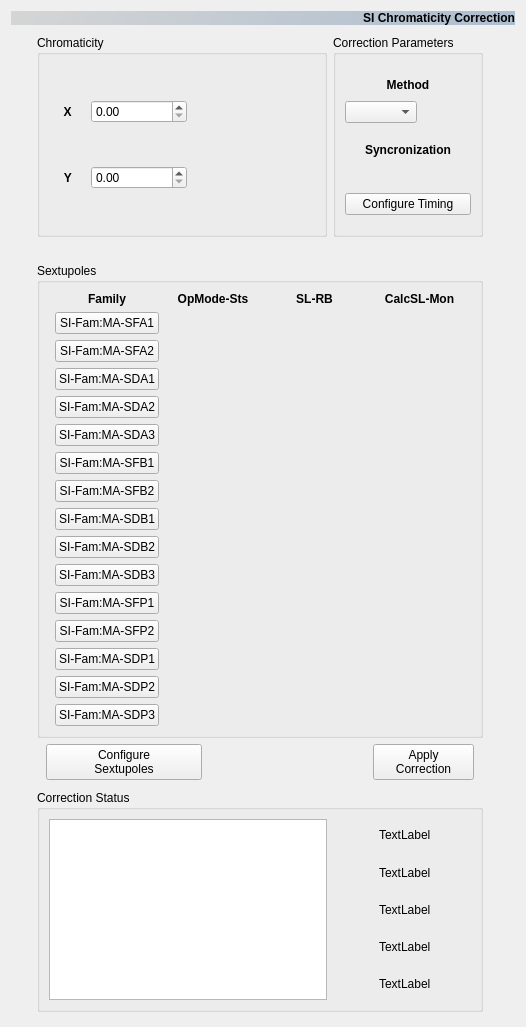
Qt form pyqt-apps/siriushla/as_ap_opticscorr/ui_si_ap_chromcorr.ui (lnls-sirius/hla) before a commit.
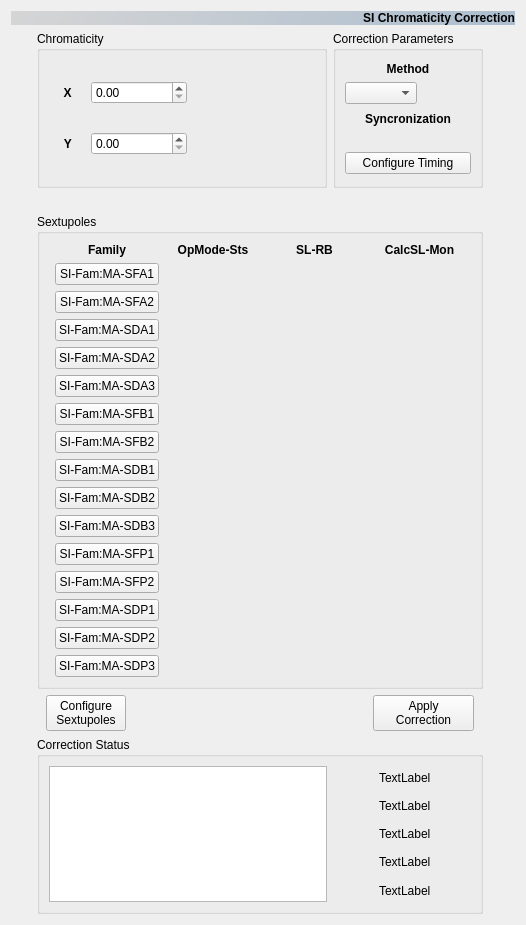
The same form after that commit. Custom widgets are drawn as their Qt base class.

What changed in the file:
```diff
--- a/pyqt-apps/siriushla/as_ap_opticscorr/ui_si_ap_chromcorr.ui
+++ b/pyqt-apps/siriushla/as_ap_opticscorr/ui_si_ap_chromcorr.ui
@@ -7,7 +7,7 @@
     <x>0</x>
     <y>0</y>
     <width>526</width>
-    <height>1027</height>
+    <height>925</height>
    </rect>
   </property>
   <property name="minimumSize">
@@ -80,7 +80,7 @@
         <property name="minimumSize">
          <size>
           <width>0</width>
-          <height>172</height>
+          <height>0</height>
          </size>
         </property>
         <property name="toolTip">
@@ -90,7 +90,12 @@
          <string/>
         </property>
         <property name="styleSheet">
-         <string notr="true">min-height:12em;</string>
+         <string notr="true">QListWidget{
+min-height:12em;
+}</string>
+        </property>
+        <property name="sizeAdjustPolicy">
+         <enum>QAbstractScrollArea::AdjustIgnored</enum>
         </property>
         <property name="channel" stdset="0">
          <string>${PREFIX}SI-Glob:AP-ChromCorr:Log-Mon</string>
@@ -314,6 +319,16 @@
           <height>0</height>
          </size>
         </property>
+        <property name="maximumSize">
+         <size>
+          <width>16777215</width>
+          <height>16777215</height>
+         </size>
+        </property>
+        <property name="styleSheet">
+         <string notr="true">min-width:8em;
+max-width:8em;</string>
+        </property>
         <property name="text">
          <string>SI-Fam:MA-SFA1</string>
         </property>
@@ -327,6 +342,16 @@
           <height>0</height>
          </size>
         </property>
+        <property name="maximumSize">
+         <size>
+          <width>16777215</width>
+          <height>16777215</height>
+         </size>
+        </property>
+        <property name="styleSheet">
+         <string notr="true">min-width:8em;
+max-width:8em;</string>
+        </property>
         <property name="text">
          <string>SI-Fam:MA-SFA2</string>
         </property>
@@ -340,6 +365,16 @@
           <height>0</height>
          </size>
         </property>
+        <property name="maximumSize">
+         <size>
+          <width>16777215</width>
+          <height>16777215</height>
+         </size>
+        </property>
+        <property name="styleSheet">
+         <string notr="true">min-width:8em;
+max-width:8em;</string>
+        </property>
         <property name="text">
          <string>SI-Fam:MA-SDP2</string>
         </property>
@@ -353,6 +388,16 @@
           <height>0</height>
          </size>
         </property>
+        <property name="maximumSize">
+         <size>
+          <width>16777215</width>
+          <height>16777215</height>
+         </size>
+        </property>
+        <property name="styleSheet">
+         <string notr="true">min-width:8em;
+max-width:8em;</string>
+        </property>
         <property name="text">
          <string>SI-Fam:MA-SDP3</string>
         </property>
@@ -403,6 +448,16 @@
           <height>0</height>
          </size>
         </property>
+        <property name="maximumSize">
+         <size>
+          <width>16777215</width>
+          <height>16777215</height>
+         </size>
+        </property>
+        <property name="styleSheet">
+         <string notr="true">min-width:8em;
+max-width:8em;</string>
+        </property>
         <property name="text">
          <string>SI-Fam:MA-SDP1</string>
         </property>
@@ -678,6 +733,16 @@
           <height>0</height>
          </size>
         </property>
+        <property name="maximumSize">
+         <size>
+          <width>16777215</width>
+          <height>16777215</height>
+         </size>
+        </property>
+        <property name="styleSheet">
+         <string notr="true">min-width:8em;
+max-width:8em;</string>
+        </property>
         <property name="text">
          <string>SI-Fam:MA-SDA3</string>
         </property>
@@ -691,6 +756,16 @@
           <height>0</height>
          </size>
         </property>
+        <property name="maximumSize">
+         <size>
+          <width>16777215</width>
+          <height>16777215</height>
+         </size>
+        </property>
+        <property name="styleSheet">
+         <string notr="true">min-width:8em;
+max-width:8em;</string>
+        </property>
         <property name="text">
          <string>SI-Fam:MA-SFB1</string>
         </property>
@@ -704,6 +779,16 @@
           <height>0</height>
          </size>
         </property>
+        <property name="maximumSize">
+         <size>
+          <width>16777215</width>
+          <height>16777215</height>
+         </size>
+        </property>
+        <property name="styleSheet">
+         <string notr="true">min-width:8em;
+max-width:8em;</string>
+        </property>
         <property name="text">
          <string>SI-Fam:MA-SFB2</string>
         </property>
@@ -717,6 +802,16 @@
           <height>0</height>
          </size>
         </property>
+        <property name="maximumSize">
+         <size>
+          <width>16777215</width>
+          <height>16777215</height>
+         </size>
+        </property>
+        <property name="styleSheet">
+         <string notr="true">min-width:8em;
+max-width:8em;</string>
+        </property>
         <property name="text">
          <string>SI-Fam:MA-SDB1</string>
         </property>
@@ -730,6 +825,16 @@
           <height>0</height>
          </size>
         </property>
+        <property name="maximumSize">
+         <size>
+          <width>16777215</width>
+          <height>16777215</height>
+         </size>
+        </property>
+        <property name="styleSheet">
+         <string notr="true">min-width:8em;
+max-width:8em;</string>
+        </property>
         <property name="text">
          <string>SI-Fam:MA-SFP2</string>
         </property>
@@ -743,6 +848,16 @@
           <height>0</height>
          </size>
         </property>
+        <property name="maximumSize">
+         <size>
+          <width>16777215</width>
+          <height>16777215</height>
+         </size>
+        </property>
+        <property name="styleSheet">
+         <string notr="true">min-width:8em;
+max-width:8em;</string>
+        </property>
         <property name="text">
          <string>SI-Fam:MA-SDA2</string>
         </property>
@@ -756,6 +871,16 @@
           <height>0</height>
          </size>
         </property>
+        <property name="maximumSize">
+         <size>
+          <width>16777215</width>
+          <height>16777215</height>
+         </size>
+        </property>
+        <property name="styleSheet">
+         <string notr="true">min-width:8em;
+max-width:8em;</string>
+        </property>
         <property name="text">
          <string>SI-Fam:MA-SDA1</string>
         </property>
@@ -769,6 +894,16 @@
           <height>0</height>
          </size>
         </property>
+        <property name="maximumSize">
+         <size>
+          <width>16777215</width>
+          <height>16777215</height>
+         </size>
+        </property>
+        <property name="styleSheet">
+         <string notr="true">min-width:8em;
+max-width:8em;</string>
+        </property>
         <property name="text">
          <string>SI-Fam:MA-SDB3</string>
         </property>
@@ -807,6 +942,16 @@
           <height>0</height>
          </size>
         </property>
+        <property name="maximumSize">
+         <size>
+          <width>16777215</width>
+          <height>16777215</height>
+         </size>
+        </property>
+        <property name="styleSheet">
+         <string notr="true">min-width:8em;
+max-width:8em;</string>
+        </property>
         <property name="text">
          <string>SI-Fam:MA-SFP1</string>
         </property>
@@ -820,6 +965,16 @@
           <height>0</height>
          </size>
         </property>
+        <property name="maximumSize">
+         <size>
+          <width>16777215</width>
+          <height>16777215</height>
+         </size>
+        </property>
+        <property name="styleSheet">
+         <string notr="true">min-width:8em;
+max-width:8em;</string>
+        </property>
         <property name="text">
          <string>SI-Fam:MA-SDB2</string>
         </property>
@@ -2565,7 +2720,7 @@
          <enum>Qt::Vertical</enum>
         </property>
         <property name="sizeType">
-         <enum>QSizePolicy::Fixed</enum>
+         <enum>QSizePolicy::Expanding</enum>
         </property>
         <property name="sizeHint" stdset="0">
          <size>
@@ -2581,7 +2736,7 @@
          <enum>Qt::Vertical</enum>
         </property>
         <property name="sizeType">
-         <enum>QSizePolicy::Fixed</enum>
+         <enum>QSizePolicy::Expanding</enum>
         </property>
         <property name="sizeHint" stdset="0">
          <size>
@@ -2732,7 +2887,7 @@
          <enum>Qt::Vertical</enum>
         </property>
         <property name="sizeType">
-         <enum>QSizePolicy::Fixed</enum>
+         <enum>QSizePolicy::Expanding</enum>
         </property>
         <property name="sizeHint" stdset="0">
          <size>
@@ -3161,7 +3316,7 @@
       <widget class="PyDMPushButton" name="PyDMPushButton">
        <property name="minimumSize">
         <size>
-         <width>156</width>
+         <width>0</width>
          <height>0</height>
         </size>
        </property>
```
Left out of the diff: 63 changed lines with no effect on the pictures.
